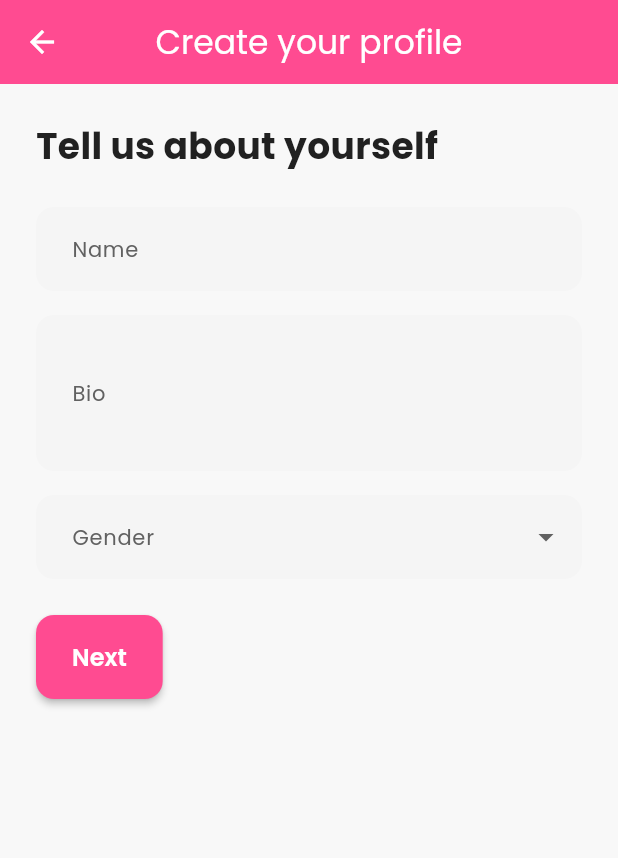
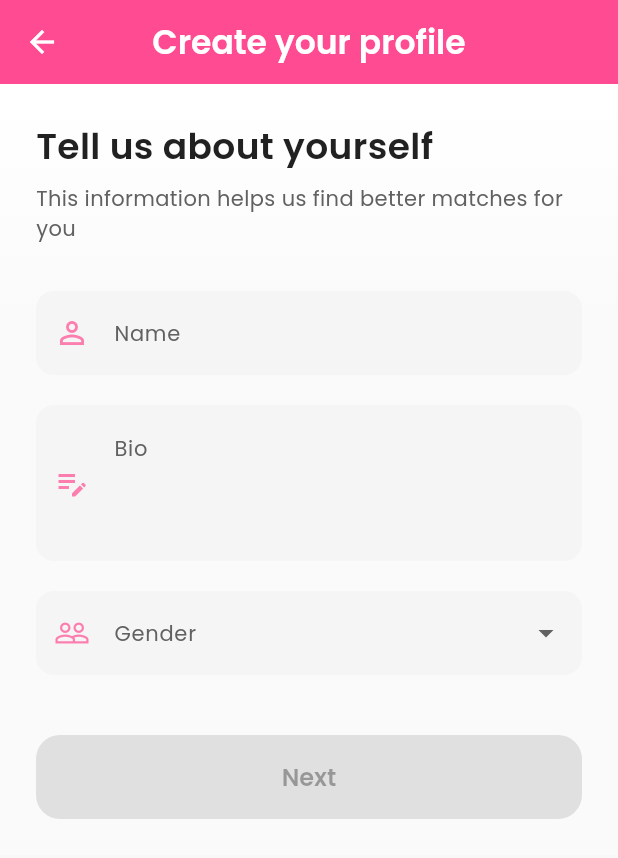
Before and after one commit to Edil-Ayehu/Flutter-Dating-App, a Flutter app: the ProfileSetupScreen screen opened by its route, on a phone screen of 412 x 824 dp. Shown: the top 858 px of the screen. Run offline on Flutter 3.47's test engine with Material 3 defaults, Android fonts, the phone set to English and light mode, and no system bars; our stand-ins replace google_fonts, image_picker; network calls fail.

Commit message:
profile setup screen update

```diff
--- a/lib/features/onboarding/screens/profile_setup_screen.dart
+++ b/lib/features/onboarding/screens/profile_setup_screen.dart
@@ -2,6 +2,7 @@ import 'package:flutter/material.dart';
 import 'package:provider/provider.dart';
 import '../../../core/constants/string_constants.dart';
 import '../../../core/constants/text_styles.dart';
+import '../../../core/constants/color_constants.dart';
 import '../../../routes/route_names.dart';
 import '../providers/onboarding_provider.dart';
 
@@ -11,59 +12,148 @@ class ProfileSetupScreen extends StatelessWidget {
   @override
   Widget build(BuildContext context) {
     final provider = context.watch<OnboardingProvider>();
+    final isDarkMode = Theme.of(context).brightness == Brightness.dark;
+    final textColor = isDarkMode ? Colors.white : AppColors.textPrimaryLight;
 
     return Scaffold(
       appBar: AppBar(
-        title: Text(AppStrings.createProfile),
+        title: Text(
+          AppStrings.createProfile,
+          style: TextStyle(
+            fontWeight: FontWeight.w600,
+            color: isDarkMode ? Colors.white : Colors.white,
           ),
-      body: SingleChildScrollView(
+        ),
+        backgroundColor: isDarkMode ? AppColors.cardDark : AppColors.primary,
+        elevation: 0,
+      ),
+      body: Container(
+        decoration: BoxDecoration(
+          gradient: LinearGradient(
+            begin: Alignment.topCenter,
+            end: Alignment.bottomCenter,
+            colors: isDarkMode
+                ? [AppColors.cardDark, AppColors.backgroundDark]
+                : [Colors.white, Colors.grey.shade50],
+            stops: const [0.0, 0.3],
+          ),
+        ),
+        child: SingleChildScrollView(
           padding: const EdgeInsets.all(24),
           child: Column(
             crossAxisAlignment: CrossAxisAlignment.start,
             children: [
               Text(
                 'Tell us about yourself',
-              style: AppTextStyles.h2Light,
+                style: AppTextStyles.h2Light.copyWith(
+                  color: textColor,
+                  fontWeight: FontWeight.w600,
                 ),
-            const SizedBox(height: 24),
+              ),
+              const SizedBox(height: 8),
+              Text(
+                'This information helps us find better matches for you',
+                style: AppTextStyles.bodyMediumLight.copyWith(
+                  color: isDarkMode ? Colors.grey.shade400 : Colors.grey.shade700,
+                ),
+              ),
+              const SizedBox(height: 32),
+
+              // Name field with icon
               TextFormField(
-              decoration: const InputDecoration(
+                decoration: InputDecoration(
                   labelText: AppStrings.name,
+                  prefixIcon: Icon(
+                    Icons.person_outline,
+                    color: isDarkMode ? AppColors.primary : AppColors.primary.withOpacity(0.7),
                   ),
+                  border: OutlineInputBorder(
+                    borderRadius: BorderRadius.circular(12),
+                    borderSide: BorderSide.none,
+                  ),
+                ),
+                style: TextStyle(color: textColor),
                 onChanged: provider.updateName,
               ),
-            const SizedBox(height: 16),
+              const SizedBox(height: 20),
+
+              // Bio field with icon
               TextFormField(
-              decoration: const InputDecoration(
+                decoration: InputDecoration(
                   labelText: AppStrings.bio,
+                  prefixIcon: Icon(
+                    Icons.edit_note_outlined,
+                    color: isDarkMode ? AppColors.primary : AppColors.primary.withOpacity(0.7),
                   ),
+                  alignLabelWithHint: true,
+                  border: OutlineInputBorder(
+                    borderRadius: BorderRadius.circular(12),
+                    borderSide: BorderSide.none,
+                  ),
+                ),
+                style: TextStyle(color: textColor),
                 maxLines: 3,
                 onChanged: provider.updateBio,
               ),
-            const SizedBox(height: 16),
+              const SizedBox(height: 20),
+
+              // Gender dropdown with icon
               DropdownButtonFormField<String>(
-              decoration: const InputDecoration(
+                decoration: InputDecoration(
                   labelText: AppStrings.gender,
+                  prefixIcon: Icon(
+                    Icons.people_outline,
+                    color: isDarkMode ? AppColors.primary : AppColors.primary.withOpacity(0.7),
                   ),
+                  border: OutlineInputBorder(
+                    borderRadius: BorderRadius.circular(12),
+                    borderSide: BorderSide.none,
+                  ),
+                ),
+                dropdownColor: isDarkMode ? Colors.grey.shade900 : Colors.white,
+                style: TextStyle(color: textColor),
                 items: [
                   AppStrings.male,
                   AppStrings.female,
-                AppStrings.other,
                 ].map((gender) => DropdownMenuItem(
                   value: gender,
                   child: Text(gender),
                 )).toList(),
                 onChanged: (value) => provider.updateGender(value ?? ''),
               ),
-            const SizedBox(height: 24),
-            ElevatedButton(
-              onPressed: () => Navigator.pushNamed(
+
+              const SizedBox(height: 40),
+
+              // Next button
+              SizedBox(
+                width: double.infinity,
+                child: ElevatedButton(
+                  onPressed: provider.name.isNotEmpty
+                    ? () => Navigator.pushNamed(
                         context,
                         RouteNames.photoUpload,
+                      )
+                    : null,
+                  style: ElevatedButton.styleFrom(
+                    backgroundColor: AppColors.primary,
+                    foregroundColor: Colors.white,
+                    padding: const EdgeInsets.symmetric(vertical: 16),
+                    shape: RoundedRectangleBorder(
+                      borderRadius: BorderRadius.circular(16),
                     ),
-              child: Text(AppStrings.next),
+                    elevation: 0,
+                  ),
+                  child: Text(
+                    AppStrings.next,
+                    style: const TextStyle(
+                      fontSize: 16,
+                      fontWeight: FontWeight.w600,
+                    ),
+                  ),
+                ),
               ),
             ],
+          ),
         ),
       ),
     );
```
Lines whose indentation alone changed are shown as unchanged.
